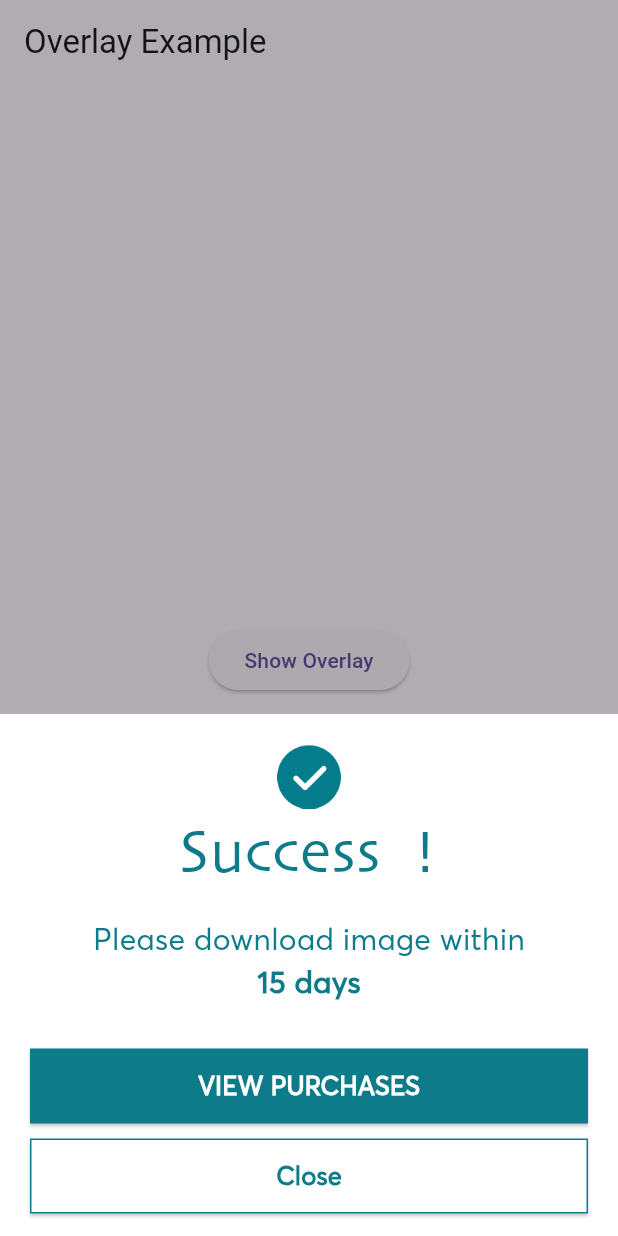
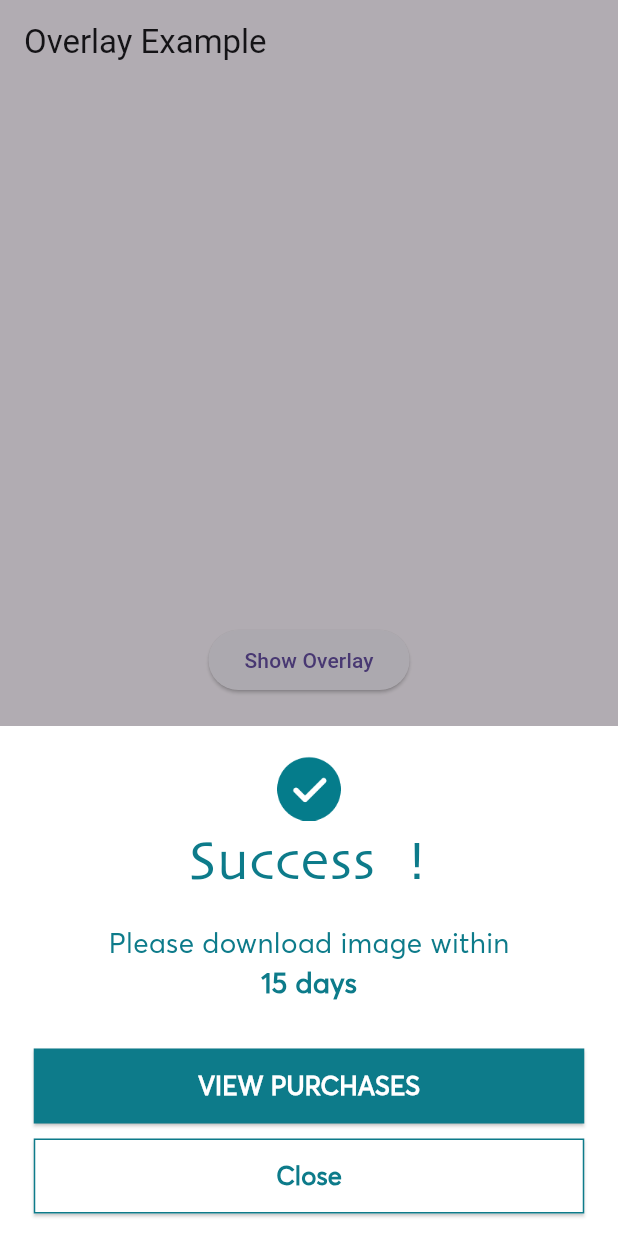
Before and after one commit to reshma-sabu/DEI-Photos-Application-Flutter, a Flutter app: the PaymentSuccessWidget screen opened directly, after a tap on "Show Overlay", on a phone screen of 412 x 824 dp. Run offline on Flutter 3.47's test engine with Material 3 defaults, Android fonts, the phone set to English and light mode, and no system bars; our stand-ins replace share_plus, video_player; missing offline and left inert: flutter_file_dialog; network calls fail.

Commit message:
"Refactored PaymentSuccessOverlay widget to adjust font sizes based on screen size and made minor formatting changes."

```diff
--- a/lib/Cart/widget/payment_success_widget.dart
+++ b/lib/Cart/widget/payment_success_widget.dart
@@ -4,15 +4,31 @@ import 'package:flutter/material.dart';
 
 class PaymentSuccessOverlay {
   static void show(BuildContext context) {
-     OverlayEntry? overlayEntry;
+    OverlayEntry? overlayEntry;
+    double fontSizeSuccessTitle = 0.0;
+    double fontSizeSubtitle = 0.0;
+    final screenWidth = MediaQuery.of(context).size.width;
+    final screenHeight = MediaQuery.of(context).size.height;
+
+    if (screenHeight > 800 || screenHeight > 600) {
+// For medium screens
+      fontSizeSuccessTitle = screenWidth * 0.09;
+      fontSizeSubtitle = screenWidth * 0.045;
+      print(">? 800");
+    } else if (screenHeight > 400 || screenHeight > 600) {
+      //small screens
+      fontSizeSuccessTitle = screenWidth * 0.083;
+      fontSizeSubtitle = screenWidth * 0.045;
+      print(">? 400");
+    }
 
     overlayEntry = OverlayEntry(
       builder: (context) => Stack(
         children: [
-           ModalBarrier(
-          color: Colors.black.withOpacity(0.3),
-          dismissible: false,
-        ),
+          ModalBarrier(
+            color: Colors.black.withOpacity(0.3),
+            dismissible: false,
+          ),
           Positioned(
             bottom: 0,
             left: 0,
@@ -27,42 +43,52 @@ class PaymentSuccessOverlay {
                 ),
                 child: Column(
                   children: [
-                    const SizedBox(height: 20,),
-                    Image.asset("assets/images/done icon.png", height: 43, width: 43,),
-                    const Center(
+                    const SizedBox(
+                      height: 20,
+                    ),
+                    Image.asset(
+                      "assets/images/done icon.png",
+                      height: 43,
+                      width: 43,
+                    ),
+                    Center(
                       child: Text(
                         DIConstants.PaymentSuccessText,
                         style: TextStyle(
-                            fontSize: 40,
+                            fontSize: fontSizeSuccessTitle,
                             color: ConstColors.DIGreen,
                             fontFamily: DIConstants.SkiaFont,
                             fontWeight: FontWeight.w400),
                       ),
                     ),
-                    const SizedBox(height: 15,),
-                     const Center(
+                    const SizedBox(
+                      height: 15,
+                    ),
+                    Center(
                       child: Text(
                         DIConstants.PaymentSuccessValidityText1,
                         style: TextStyle(
-                            fontSize: 20,
+                            fontSize: fontSizeSubtitle,
                             color: ConstColors.DIGreen,
                             fontFamily: DIConstants.AvertaDemoPE,
                             fontWeight: FontWeight.w400),
                       ),
                     ),
-                    const Center(
+                    Center(
                       child: Text(
                         DIConstants.PaymentSuccessValidityText2,
                         style: TextStyle(
-                            fontSize: 20,
+                            fontSize: fontSizeSubtitle,
                             color: ConstColors.DIGreen,
                             fontFamily: DIConstants.AvertaDemoPE,
                             fontWeight: FontWeight.w700),
                       ),
                     ),
-                    const SizedBox(height: 30,),
+                    const SizedBox(
+                      height: 30,
+                    ),
                     SizedBox(
-                      width: DIConstants.getScreenWidth(context) - 40,
+                      width: DIConstants.getScreenWidth(context) - 45,
                       height: 50,
                       child: ElevatedButton(
                         style: ElevatedButton.styleFrom(
@@ -80,17 +106,19 @@ class PaymentSuccessOverlay {
                                 fontWeight: FontWeight.w600)),
                       ),
                     ),
-                    const SizedBox(height: 10,),
+                    const SizedBox(
+                      height: 10,
+                    ),
                     SizedBox(
-                      width: DIConstants.getScreenWidth(context) - 40,
+                      width: DIConstants.getScreenWidth(context) - 45,
                       height: 50,
                       child: ElevatedButton(
                         style: ElevatedButton.styleFrom(
                           backgroundColor: const Color(0xFFFFFFFF),
                           shape: const RoundedRectangleBorder(
                             borderRadius: BorderRadius.zero,
-                            side: BorderSide(width: 1, color: ConstColors.DIGreen),
-
+                            side: BorderSide(
+                                width: 1, color: ConstColors.DIGreen),
                           ),
                         ),
                         onPressed: () {
@@ -104,7 +132,9 @@ class PaymentSuccessOverlay {
                                 fontWeight: FontWeight.w600)),
                       ),
                     ),
-                    const SizedBox(height: 15,)
+                    const SizedBox(
+                      height: 15,
+                    )
                   ],
                 ),
               ),
```
